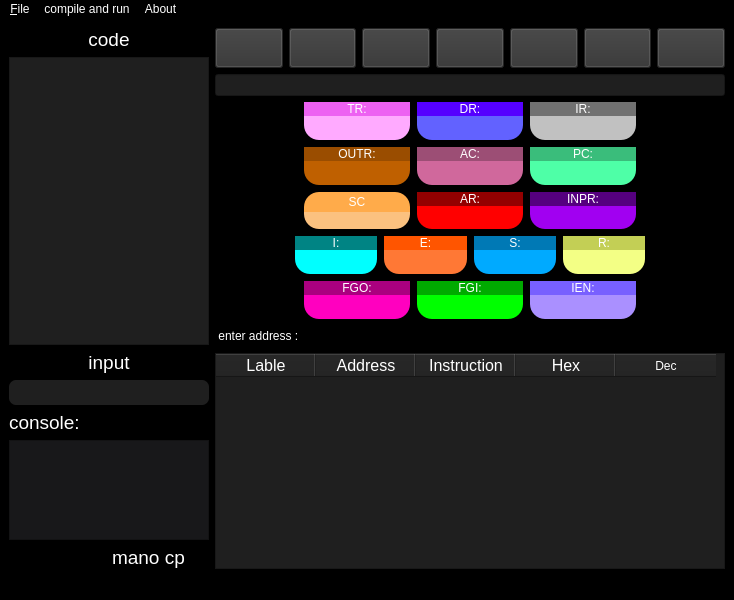
The window that icons/mainwindow.ui (xmojtabw/mano-simulator) describes before a commit, drawn with Qt 5.
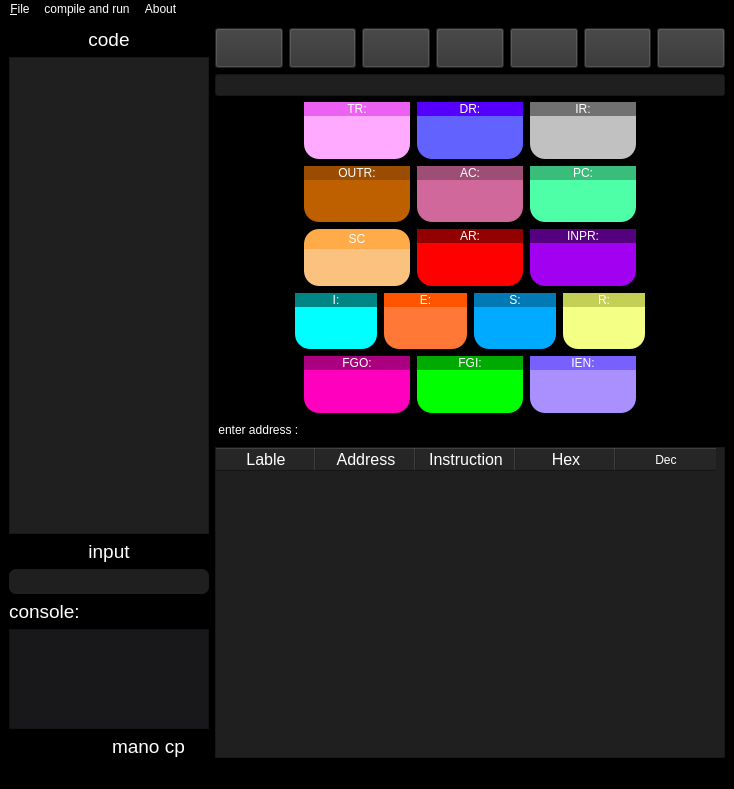
The same window after the commit. Icons and pictures are not drawn.

```diff
--- a/icons/mainwindow.ui
+++ b/icons/mainwindow.ui
@@ -7,7 +7,7 @@
     <x>0</x>
     <y>0</y>
     <width>734</width>
-    <height>600</height>
+    <height>789</height>
    </rect>
   </property>
   <property name="minimumSize">
```
Left out of the diff: 2 changed lines with no effect on the pictures.
